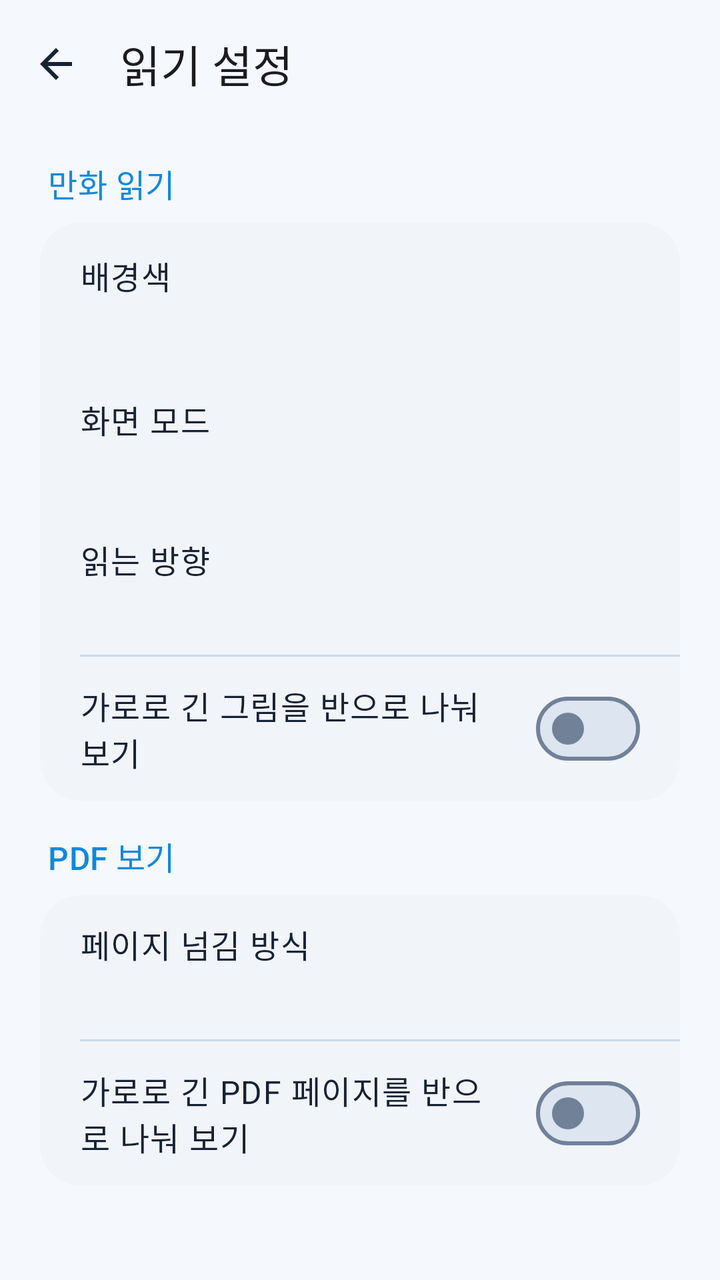
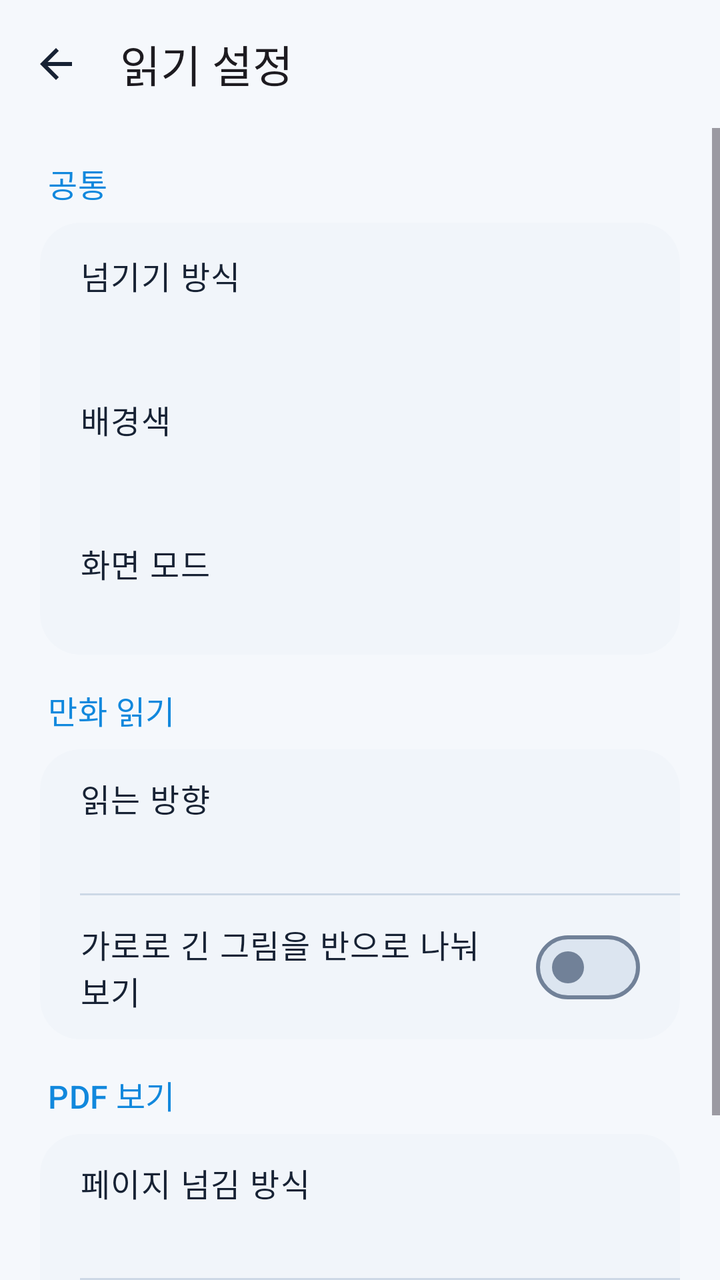

The first picture is an Android layout as it rendered before a commit; the second is the same layout after the commit. The layout source and the unified diff follow.
<!-- AndroidManifest.xml: application theme Theme.WaterView -->
<!-- res/layout/activity_settings.xml -->
<?xml version="1.0" encoding="utf-8"?>
<LinearLayout xmlns:android="http://schemas.android.com/apk/res/android"
    xmlns:app="http://schemas.android.com/apk/res-auto"
    android:id="@+id/settingsRoot"
    android:layout_width="match_parent"
    android:layout_height="match_parent"
    android:orientation="vertical"
    android:background="?attr/colorSurface">

    <com.google.android.material.appbar.MaterialToolbar
        android:id="@+id/settingsToolbar"
        android:layout_width="match_parent"
        android:layout_height="?attr/actionBarSize"
        android:background="?attr/colorSurface"
        app:navigationIcon="@drawable/ic_back"
        app:navigationContentDescription="@string/back"
        app:title="@string/reading_settings"
        app:titleTextAppearance="?attr/textAppearanceTitleLarge" />

    <ScrollView
        android:layout_width="match_parent"
        android:layout_height="0dp"
        android:layout_weight="1"
        android:fillViewport="true">

        <LinearLayout
            android:layout_width="match_parent"
            android:layout_height="wrap_content"
            android:orientation="vertical"
            android:paddingStart="20dp"
            android:paddingTop="16dp"
            android:paddingEnd="20dp"
            android:paddingBottom="24dp">

            <TextView
                android:layout_width="match_parent"
                android:layout_height="wrap_content"
                android:paddingStart="4dp"
                android:paddingBottom="8dp"
                android:text="@string/manga_settings"
                android:textAppearance="?attr/textAppearanceTitleMedium"
                android:textColor="?attr/colorPrimary" />

            <com.google.android.material.card.MaterialCardView
                android:layout_width="match_parent"
                android:layout_height="wrap_content"
                android:layout_marginBottom="16dp"
                app:cardBackgroundColor="?attr/colorSurfaceContainerLow"
                app:cardCornerRadius="20dp"
                app:strokeWidth="0dp">

                <LinearLayout
                    android:layout_width="match_parent"
                    android:layout_height="wrap_content"
                    android:orientation="vertical">

                    <LinearLayout
                        android:id="@+id/groundRow"
                        android:layout_width="match_parent"
                        android:layout_height="wrap_content"
                        android:background="?attr/selectableItemBackground"
                        android:clickable="true"
                        android:focusable="true"
                        android:gravity="center_vertical"
                        android:minHeight="72dp"
                        android:orientation="vertical"
                        android:paddingStart="20dp"
                        android:paddingTop="12dp"
                        android:paddingEnd="20dp"
                        android:paddingBottom="12dp">
                        <TextView
                            android:layout_width="match_parent"
                            android:layout_height="wrap_content"
                            android:text="@string/ground_title"
                            android:textAppearance="?attr/textAppearanceBodyLarge"
                            android:textColor="?attr/colorOnSurface" />
                        <TextView
                            android:id="@+id/groundValue"
                            android:layout_width="match_parent"
                            android:layout_height="wrap_content"
                            android:textAppearance="?attr/textAppearanceBodyMedium"
                            android:textColor="?attr/colorOnSurfaceVariant" />
                    </LinearLayout>

                    <LinearLayout
                        android:id="@+id/themeRow"
                        android:layout_width="match_parent"
                        android:layout_height="wrap_content"
                        android:background="?attr/selectableItemBackground"
                        android:clickable="true"
                        android:focusable="true"
                        android:gravity="center_vertical"
                        android:minHeight="72dp"
                        android:orientation="vertical"
                        android:paddingStart="20dp"
                        android:paddingTop="12dp"
                        android:paddingEnd="20dp"
                        android:paddingBottom="12dp">
                        <TextView
                            android:layout_width="match_parent"
                            android:layout_height="wrap_content"
                            android:text="@string/theme_title"
                            android:textAppearance="?attr/textAppearanceBodyLarge"
                            android:textColor="?attr/colorOnSurface" />
                        <TextView
                            android:id="@+id/themeValue"
                            android:layout_width="match_parent"
                            android:layout_height="wrap_content"
                            android:textAppearance="?attr/textAppearanceBodyMedium"
                            android:textColor="?attr/colorOnSurfaceVariant" />
                    </LinearLayout>

                    <LinearLayout
                        android:id="@+id/mangaDirectionRow"
                        android:layout_width="match_parent"
                        android:layout_height="wrap_content"
                        android:background="?attr/selectableItemBackground"
                        android:clickable="true"
                        android:focusable="true"
                        android:gravity="center_vertical"
                        android:minHeight="72dp"
                        android:orientation="vertical"
                        android:paddingStart="20dp"
                        android:paddingTop="12dp"
                        android:paddingEnd="20dp"
                        android:paddingBottom="12dp">
                        <TextView
                            android:layout_width="match_parent"
                            android:layout_height="wrap_content"
                            android:text="@string/manga_direction_title"
                            android:textAppearance="?attr/textAppearanceBodyLarge"
                            android:textColor="?attr/colorOnSurface" />
                        <TextView
                            android:id="@+id/mangaDirectionValue"
                            android:layout_width="match_parent"
                            android:layout_height="wrap_content"
                            android:paddingTop="4dp"
                            android:textAppearance="?attr/textAppearanceBodyMedium"
                            android:textColor="?attr/colorOnSurfaceVariant" />
                    </LinearLayout>

                    <View
                        android:layout_width="match_parent"
                        android:layout_height="1dp"
                        android:layout_marginStart="20dp"
                        android:background="?attr/colorOutlineVariant" />

                    <com.google.android.material.materialswitch.MaterialSwitch
                        android:id="@+id/splitWidePagesSwitch"
                        android:layout_width="match_parent"
                        android:layout_height="wrap_content"
                        android:minHeight="72dp"
                        android:paddingStart="20dp"
                        android:paddingEnd="20dp"
                        android:text="@string/split_wide_pages"
                        android:textAppearance="?attr/textAppearanceBodyLarge"
                        android:textColor="?attr/colorOnSurface" />

                </LinearLayout>
            </com.google.android.material.card.MaterialCardView>

            <TextView
                android:layout_width="match_parent"
                android:layout_height="wrap_content"
                android:paddingStart="4dp"
                android:paddingBottom="8dp"
                android:text="@string/pdf_settings"
                android:textAppearance="?attr/textAppearanceTitleMedium"
                android:textColor="?attr/colorPrimary" />

            <com.google.android.material.card.MaterialCardView
                android:layout_width="match_parent"
                android:layout_height="wrap_content"
                app:cardBackgroundColor="?attr/colorSurfaceContainerLow"
                app:cardCornerRadius="20dp"
                app:strokeWidth="0dp">
                <LinearLayout
                    android:layout_width="match_parent"
                    android:layout_height="wrap_content"
                    android:orientation="vertical">
                    <LinearLayout
                        android:id="@+id/pdfReadingModeRow"
                        android:layout_width="match_parent"
                        android:layout_height="wrap_content"
                        android:background="?attr/selectableItemBackground"
                        android:clickable="true"
                        android:focusable="true"
                        android:gravity="center_vertical"
                        android:minHeight="72dp"
                        android:orientation="vertical"
                        android:paddingStart="20dp"
                        android:paddingTop="12dp"
                        android:paddingEnd="20dp"
                        android:paddingBottom="12dp">
                        <TextView
                            android:layout_width="match_parent"
                            android:layout_height="wrap_content"
                            android:text="@string/pdf_reading_mode"
                            android:textAppearance="?attr/textAppearanceBodyLarge"
                            android:textColor="?attr/colorOnSurface" />
                        <TextView
                            android:id="@+id/pdfReadingModeValue"
                            android:layout_width="match_parent"
                            android:layout_height="wrap_content"
                            android:paddingTop="4dp"
                            android:textAppearance="?attr/textAppearanceBodyMedium"
                            android:textColor="?attr/colorOnSurfaceVariant" />
                    </LinearLayout>
                    <View
                        android:layout_width="match_parent"
                        android:layout_height="1dp"
                        android:layout_marginStart="20dp"
                        android:background="?attr/colorOutlineVariant" />
                    <com.google.android.material.materialswitch.MaterialSwitch
                        android:id="@+id/pdfSplitWidePagesSwitch"
                        android:layout_width="match_parent"
                        android:layout_height="wrap_content"
                        android:minHeight="72dp"
                        android:paddingStart="20dp"
                        android:paddingEnd="20dp"
                        android:text="@string/pdf_split_wide_pages"
                        android:textAppearance="?attr/textAppearanceBodyLarge"
                        android:textColor="?attr/colorOnSurface" />
                </LinearLayout>
            </com.google.android.material.card.MaterialCardView>

        </LinearLayout>
    </ScrollView>
</LinearLayout>
<!-- resources referenced by this layout -->
<resources>
  <!-- drawable ic_back (drawable) -->
  <?xml version="1.0" encoding="utf-8"?>
  <vector xmlns:android="http://schemas.android.com/apk/res/android"
      android:width="24dp"
      android:height="24dp"
      android:viewportWidth="24"
      android:viewportHeight="24"
      android:tint="?attr/colorOnSurface">
      <path
          android:fillColor="#FF000000"
          android:pathData="M20,11H7.83l5.59,-5.59L12,4l-8,8 8,8 1.41,-1.41L7.83,13H20v-2z" />
  </vector>
  <string name="back">뒤로</string>
  <string name="ground_title">배경색</string>
  <string name="manga_direction_title">읽는 방향</string>
  <string name="manga_settings">만화 읽기</string>
  <string name="pdf_reading_mode">페이지 넘김 방식</string>
  <string name="pdf_settings">PDF 보기</string>
  <string name="pdf_split_wide_pages">가로로 긴 PDF 페이지를 반으로 나눠 보기</string>
  <string name="reading_settings">읽기 설정</string>
  <string name="split_wide_pages">가로로 긴 그림을 반으로 나눠 보기</string>
  <string name="theme_title">화면 모드</string>
  <color name="waterview_primary">#1188DD</color>
  <color name="waterview_on_primary">#FFFFFF</color>
  <color name="waterview_primary_container">#D8EDFF</color>
  <color name="waterview_on_primary_container">#082E50</color>
  <color name="waterview_secondary">#29486F</color>
  <color name="waterview_on_secondary">#FFFFFF</color>
  <color name="waterview_secondary_container">#DEE9F8</color>
  <color name="waterview_on_secondary_container">#172D49</color>
  <color name="waterview_tertiary">#176D95</color>
  <color name="waterview_on_tertiary">#FFFFFF</color>
  <color name="waterview_tertiary_container">#CDEEFF</color>
  <color name="waterview_on_tertiary_container">#002B3D</color>
  <color name="waterview_error">#BA1A1A</color>
  <color name="waterview_on_error">#FFFFFF</color>
  <color name="waterview_error_container">#F9DEDC</color>
  <color name="waterview_on_error_container">#410E0B</color>
  <color name="waterview_surface">#F5F8FC</color>
  <color name="waterview_on_surface">#172234</color>
  <color name="waterview_surface_variant">#E6EDF6</color>
  <color name="waterview_on_surface_variant">#46566D</color>
  <color name="waterview_surface_container_lowest">#FFFFFF</color>
  <color name="waterview_surface_container_low">#F1F5FA</color>
  <color name="waterview_surface_container">#EAF0F7</color>
  <color name="waterview_surface_container_high">#E4EBF4</color>
  <color name="waterview_surface_container_highest">#DCE5F0</color>
  <color name="waterview_surface_dim">#D5DFEB</color>
  <color name="waterview_surface_bright">#FFFFFF</color>
  <color name="waterview_outline">#718198</color>
  <color name="waterview_outline_variant">#CDD8E6</color>
  <color name="waterview_inverse_surface">#25344A</color>
  <color name="waterview_inverse_on_surface">#EDF3FC</color>
  <color name="waterview_inverse_primary">#62BAEE</color>
  <!-- unchanged entries left out for length: 1 -->
</resources>

<!-- the commit's change to res/layout/activity_settings.xml (unified diff, before → after) -->
@@ -37,7 +37,7 @@
                 android:layout_height="wrap_content"
                 android:paddingStart="4dp"
                 android:paddingBottom="8dp"
-                android:text="@string/manga_settings"
+                android:text="@string/common_settings"
                 android:textAppearance="?attr/textAppearanceTitleMedium"
                 android:textColor="?attr/colorPrimary" />
 
@@ -55,6 +55,34 @@
                     android:orientation="vertical">
 
                     <LinearLayout
+                        android:id="@+id/turnRow"
+                        android:layout_width="match_parent"
+                        android:layout_height="wrap_content"
+                        android:background="?attr/selectableItemBackground"
+                        android:clickable="true"
+                        android:focusable="true"
+                        android:gravity="center_vertical"
+                        android:minHeight="72dp"
+                        android:orientation="vertical"
+                        android:paddingStart="20dp"
+                        android:paddingTop="12dp"
+                        android:paddingEnd="20dp"
+                        android:paddingBottom="12dp">
+                        <TextView
+                            android:layout_width="match_parent"
+                            android:layout_height="wrap_content"
+                            android:text="@string/turn_title"
+                            android:textAppearance="?attr/textAppearanceBodyLarge"
+                            android:textColor="?attr/colorOnSurface" />
+                        <TextView
+                            android:id="@+id/turnValue"
+                            android:layout_width="match_parent"
+                            android:layout_height="wrap_content"
+                            android:textAppearance="?attr/textAppearanceBodyMedium"
+                            android:textColor="?attr/colorOnSurfaceVariant" />
+                    </LinearLayout>
+
+                    <LinearLayout
                         android:id="@+id/groundRow"
                         android:layout_width="match_parent"
                         android:layout_height="wrap_content"
@@ -109,6 +137,31 @@
                             android:textAppearance="?attr/textAppearanceBodyMedium"
                             android:textColor="?attr/colorOnSurfaceVariant" />
                     </LinearLayout>
+                </LinearLayout>
+            </com.google.android.material.card.MaterialCardView>
+
+
+            <TextView
+                android:layout_width="match_parent"
+                android:layout_height="wrap_content"
+                android:paddingStart="4dp"
+                android:paddingBottom="8dp"
+                android:text="@string/manga_settings"
+                android:textAppearance="?attr/textAppearanceTitleMedium"
+                android:textColor="?attr/colorPrimary" />
+
+            <com.google.android.material.card.MaterialCardView
+                android:layout_width="match_parent"
+                android:layout_height="wrap_content"
+                android:layout_marginBottom="16dp"
+                app:cardBackgroundColor="?attr/colorSurfaceContainerLow"
+                app:cardCornerRadius="20dp"
+                app:strokeWidth="0dp">
+
+                <LinearLayout
+                    android:layout_width="match_parent"
+                    android:layout_height="wrap_content"
+                    android:orientation="vertical">
 
                     <LinearLayout
                         android:id="@+id/mangaDirectionRow"
<!-- resource entries referenced after the edit -->
@@ -13,6 +13,7 @@
           android:pathData="M20,11H7.83l5.59,-5.59L12,4l-8,8 8,8 1.41,-1.41L7.83,13H20v-2z" />
   </vector>
   <string name="back">뒤로</string>
+  <string name="common_settings">공통</string>
   <string name="ground_title">배경색</string>
   <string name="manga_direction_title">읽는 방향</string>
   <string name="manga_settings">만화 읽기</string>
@@ -22,6 +23,7 @@
   <string name="reading_settings">읽기 설정</string>
   <string name="split_wide_pages">가로로 긴 그림을 반으로 나눠 보기</string>
   <string name="theme_title">화면 모드</string>
+  <string name="turn_title">넘기기 방식</string>
   <color name="waterview_primary">#1188DD</color>
   <color name="waterview_on_primary">#FFFFFF</color>
   <color name="waterview_primary_container">#D8EDFF</color>
